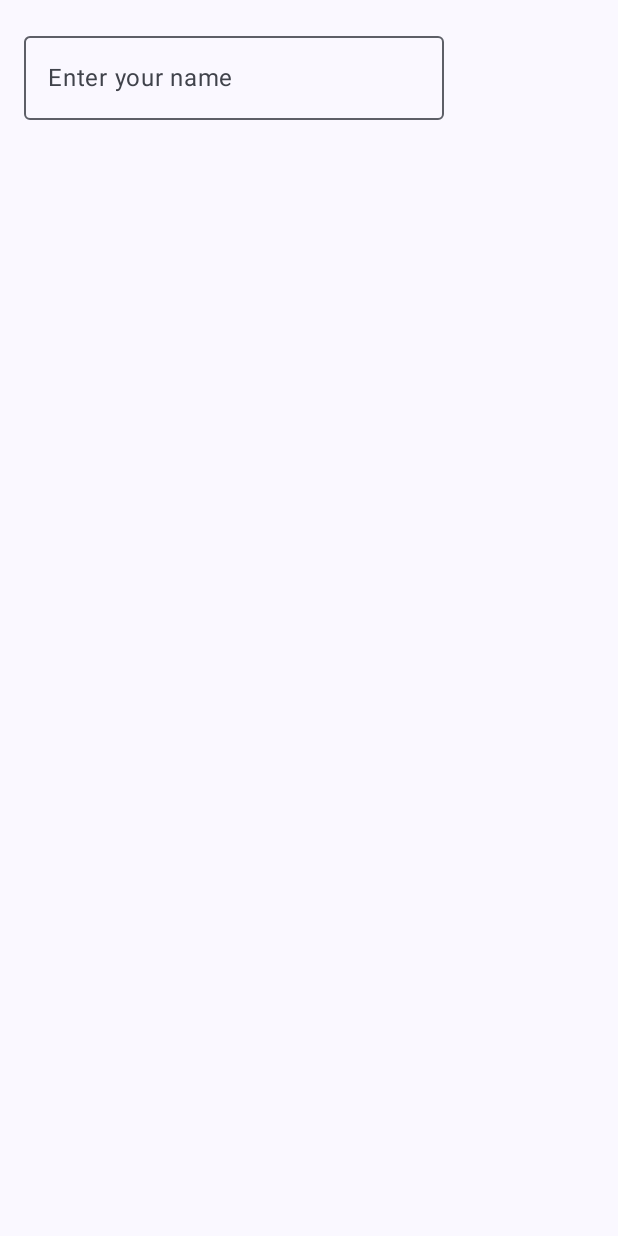
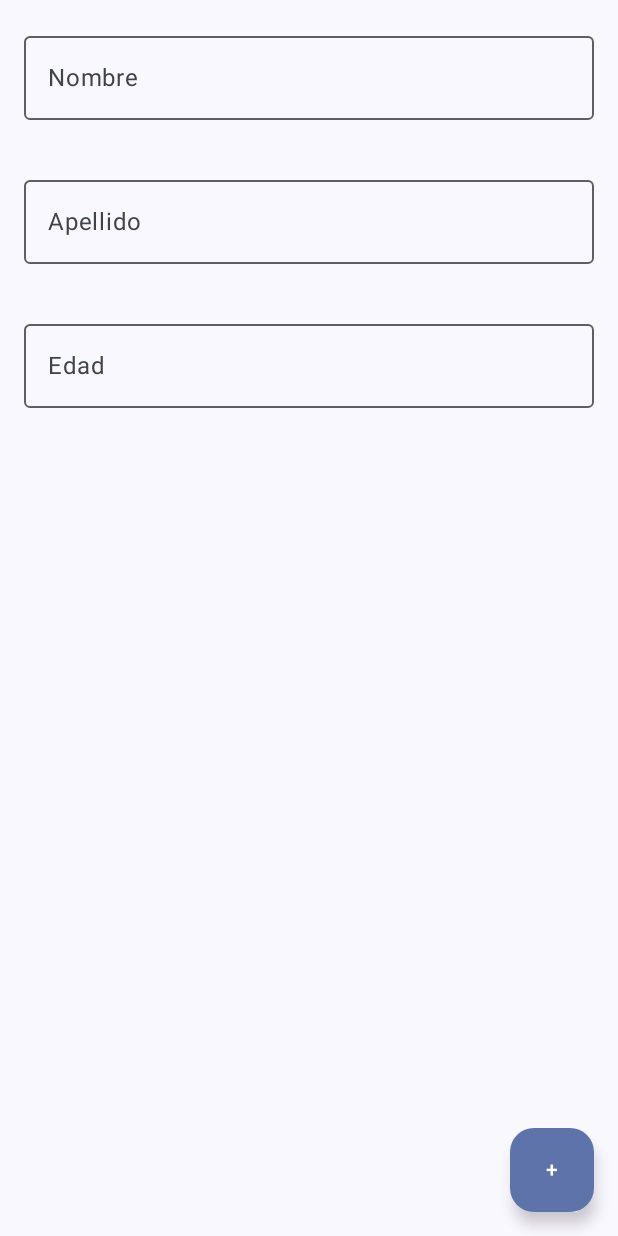
Before and after one commit to JTastico/lab04-jt, an Android app built with Jetpack Compose: the screen it shows after launch (MainActivity), on a phone screen of 412 x 824 dp. Run offline under Robolectric (Android 15) with nearby library versions, the phone set to English and light mode, and no system bars.

Commit message:
Add Component Button

```diff
--- a/app/src/main/java/com/example/lab4/MainActivity.kt
+++ b/app/src/main/java/com/example/lab4/MainActivity.kt
@@ -5,6 +5,7 @@ import androidx.activity.ComponentActivity
 import androidx.activity.compose.setContent
 import androidx.activity.enableEdgeToEdge
 import androidx.compose.foundation.layout.*
+import androidx.compose.foundation.lazy.LazyColumn
 import androidx.compose.material3.*
 import androidx.compose.runtime.*
 import androidx.compose.ui.Modifier
@@ -18,8 +19,15 @@ class MainActivity : ComponentActivity() {
         enableEdgeToEdge()
         setContent {
             Lab4Theme {
-                Scaffold(modifier = Modifier.fillMaxSize()) { innerPadding ->
-                    ContentWithOutlinedTextField(modifier = Modifier.padding(innerPadding))
+                Scaffold(
+                    modifier = Modifier.fillMaxSize(),
+                    floatingActionButton = {
+                        FloatingActionButton(onClick = { /* Acción importante, como guardar los datos */ }) {
+                            Text("+")
+                        }
+                    }
+                ) { innerPadding ->
+                    CombinedContent(modifier = Modifier.padding(innerPadding))
                 }
             }
         }
@@ -27,20 +35,43 @@ class MainActivity : ComponentActivity() {
 }
 
 @Composable
-fun ContentWithOutlinedTextField(modifier: Modifier = Modifier) {
-    var text by remember { mutableStateOf("") }
+fun CombinedContent(modifier: Modifier = Modifier) {
+    var name by remember { mutableStateOf("") }
+    var lastName by remember { mutableStateOf("") }
+    var age by remember { mutableStateOf("") }
+
+    Column(modifier = modifier.fillMaxSize()) {
+        // Lista de elementos utilizando LazyColumn
+        LazyColumn(
+            modifier = Modifier.fillMaxSize(),
+            verticalArrangement = Arrangement.spacedBy(8.dp)
+        ) {
+            items(1) {
+                // Inputs de texto para nombre, apellido y edad
+                InputField(label = "Nombre", value = name, onValueChange = { name = it })
+                InputField(label = "Apellido", value = lastName, onValueChange = { lastName = it })
+                InputField(label = "Edad", value = age, onValueChange = { age = it })
+            }
+        }
+    }
+}
+
+@Composable
+fun InputField(label: String, value: String, onValueChange: (String) -> Unit) {
     OutlinedTextField(
-        value = text,
-        onValueChange = { text = it },
-        label = { Text("Enter your name") },
-        modifier = modifier.padding(16.dp)
+        value = value,
+        onValueChange = onValueChange,
+        label = { Text(label) },
+        modifier = Modifier
+            .fillMaxWidth()
+            .padding(16.dp)
     )
 }
 
 @Preview(showBackground = true)
 @Composable
-fun OutlinedTextFieldPreview() {
+fun CombinedContentPreview() {
     Lab4Theme {
-        ContentWithOutlinedTextField()
+        CombinedContent()
     }
 }
```
